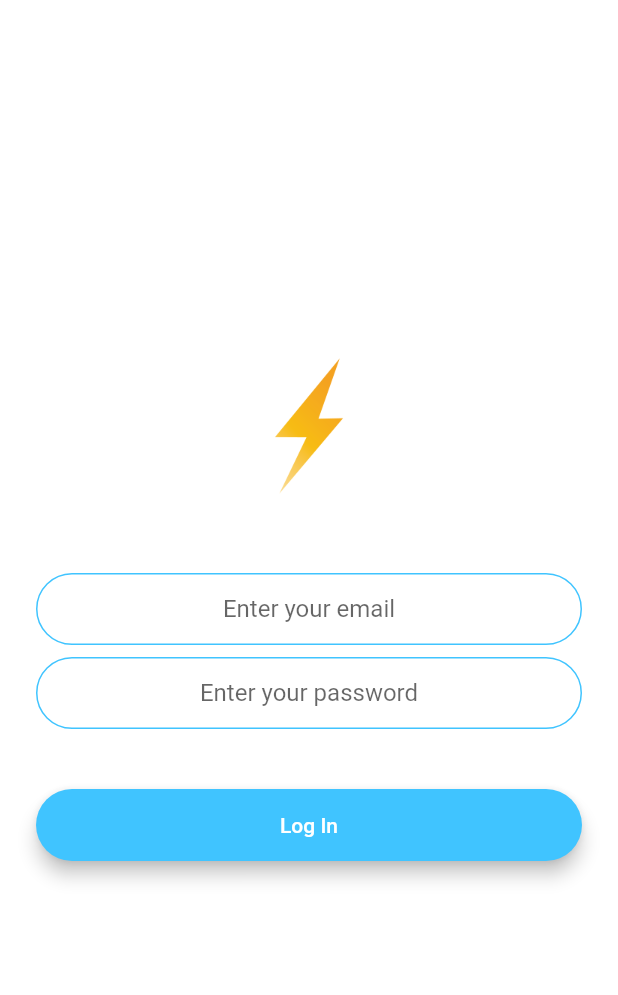
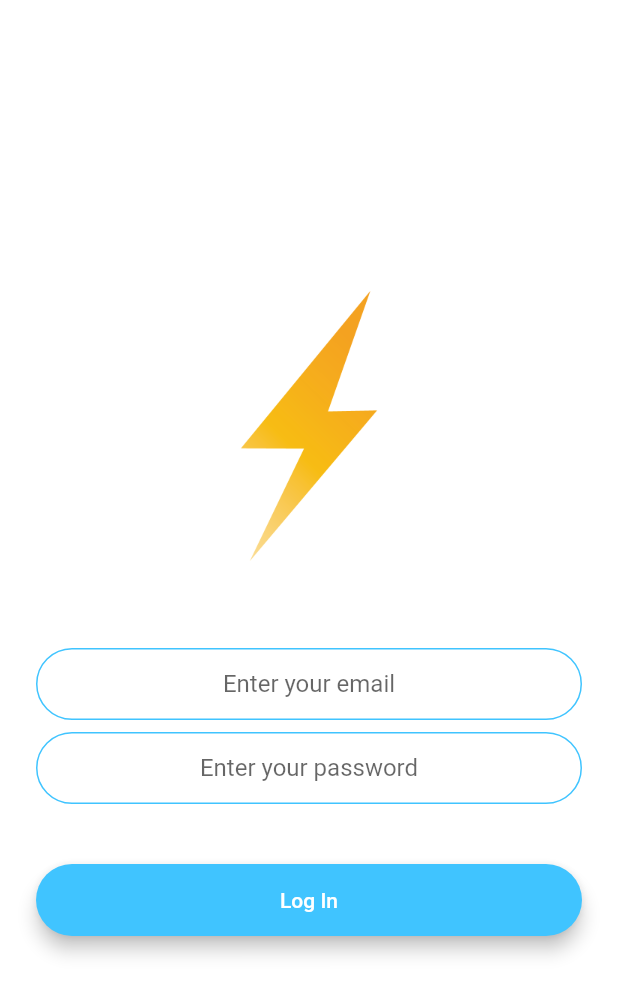
Before and after one commit to jorge-armando-navarro-flores/flash_chat_flutter, a Flutter app: the LoginScreen screen opened by its route, on a phone screen of 412 x 824 dp. Shown: the top 995 px of the screen. Run offline on Flutter 3.47's test engine with Material 2 defaults, Android fonts, the phone set to English and light mode, and no system bars; our stand-ins replace animated_text_kit, cloud_firestore, firebase_auth, firebase_core; accounts and stored records are empty.

```diff
--- a/lib/screens/login_screen.dart
+++ b/lib/screens/login_screen.dart
@@ -26,12 +26,14 @@ class _LoginScreenState extends State<LoginScreen> {
           mainAxisAlignment: MainAxisAlignment.center,
           crossAxisAlignment: CrossAxisAlignment.stretch,
           children: <Widget>[
-            Hero(
-              tag: 'logo',
-              child: Container(
-                //original 200 fix
-                height: 100.0,
-                child: Image.asset('images/logo.png'),
+            Flexible(
+              child: Hero(
+                tag: 'logo',
+                child: Container(
+                  //original 200 fix
+                  height: 200.0,
+                  child: Image.asset('images/logo.png'),
+                ),
               ),
             ),
             SizedBox(
```
Also changed, not shown: lib/screens/chat_screen.dart (+34 -12 lines), lib/screens/registration_screen.dart (+8 -6 lines), 2 other files.
